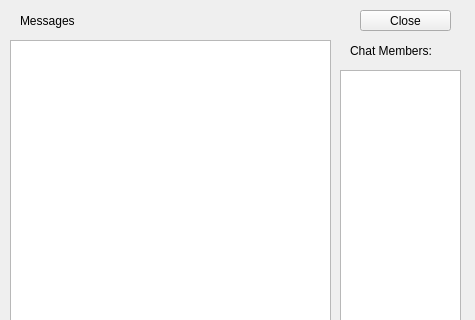
First picture: the form in gui/chatgui.ui, repository Huy-Nguyen-HCI/RocketBook, before the edit; both pictures show x 0 to 475 and y 0 to 320 of the 475 by 469 pixel window.
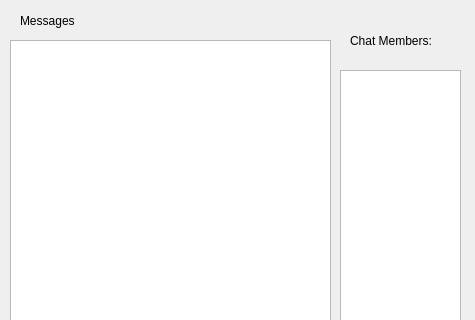
Second picture: the form after the edit.

What changed in the file:
```diff
--- a/gui/chatgui.ui
+++ b/gui/chatgui.ui
@@ -17,7 +17,7 @@
    <property name="geometry">
     <rect>
      <x>350</x>
-     <y>20</y>
+     <y>10</y>
      <width>111</width>
      <height>61</height>
     </rect>
@@ -82,19 +82,6 @@
     <string>Messages</string>
    </property>
   </widget>
-  <widget class="QPushButton" name="close">
-   <property name="geometry">
-    <rect>
-     <x>360</x>
-     <y>10</y>
-     <width>91</width>
-     <height>21</height>
-    </rect>
-   </property>
-   <property name="text">
-    <string>Close</string>
-   </property>
-  </widget>
  </widget>
  <resources/>
  <connections/>
```
